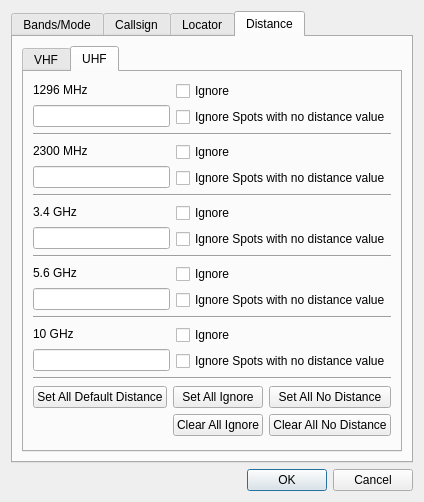
Old version of the form mqt/MqtLogger/clusterclientfilterdialog.ui in the repository Rsclub22/Minos2-Mirror.
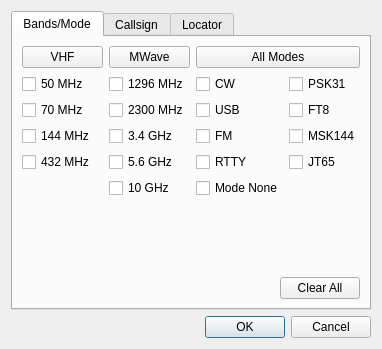
New version of the form.

Commit message: revert a change to prevent logger crashing when allowhf=1

```diff
--- a/mqt/MqtLogger/clusterclientfilterdialog.ui
+++ b/mqt/MqtLogger/clusterclientfilterdialog.ui
@@ -6,18 +6,18 @@
    <rect>
     <x>0</x>
     <y>0</y>
-    <width>398</width>
-    <height>502</height>
+    <width>380</width>
+    <height>349</height>
    </rect>
   </property>
   <property name="windowTitle">
    <string/>
   </property>
-  <layout class="QVBoxLayout" name="verticalLayout_30">
+  <layout class="QVBoxLayout" name="verticalLayout_7">
    <item>
     <widget class="QTabWidget" name="ClusterClientFilterTab">
      <property name="currentIndex">
-      <number>3</number>
+      <number>0</number>
      </property>
      <widget class="QWidget" name="bandsFilter">
       <attribute name="title">
@@ -416,499 +416,6 @@
        </item>
       </layout>
      </widget>
-     <widget class="QWidget" name="distanceFilter">
-      <attribute name="title">
-       <string>Distance</string>
-      </attribute>
-      <layout class="QVBoxLayout" name="verticalLayout_29">
-       <item>
-        <widget class="QTabWidget" name="filterDistancesTab">
-         <property name="currentIndex">
-          <number>1</number>
-         </property>
-         <widget class="QWidget" name="VHF_DistanceTab">
-          <attribute name="title">
-           <string>VHF</string>
-          </attribute>
-          <layout class="QVBoxLayout" name="verticalLayout_26">
-           <item>
-            <layout class="QHBoxLayout" name="horizontalLayout_7">
-             <item>
-              <layout class="QVBoxLayout" name="verticalLayout_8">
-               <item>
-                <widget class="QLabel" name="bandLabel_50MHz">
-                 <property name="text">
-                  <string>50 MHz</string>
-                 </property>
-                </widget>
-               </item>
-               <item>
-                <widget class="QLineEdit" name="spotDistanceEdit_50MHz"/>
-               </item>
-              </layout>
-             </item>
-             <item>
-              <layout class="QVBoxLayout" name="verticalLayout_9">
-               <item>
-                <widget class="QCheckBox" name="distFilterIgnoreCheckBox_50MHz">
-                 <property name="text">
-                  <string>Ignore</string>
-                 </property>
-                </widget>
-               </item>
-               <item>
-                <widget class="QCheckBox" name="ignoreEmptyDistanceValuesChkBox_50MHz">
-                 <property name="text">
-                  <string>Ignore Spots with no distance value</string>
-                 </property>
-                </widget>
-               </item>
-              </layout>
-             </item>
-            </layout>
-           </item>
-           <item>
-            <widget class="Line" name="line">
-             <property name="orientation">
-              <enum>Qt::Horizontal</enum>
-             </property>
-            </widget>
-           </item>
-           <item>
-            <layout class="QHBoxLayout" name="horizontalLayout_8">
-             <item>
-              <layout class="QVBoxLayout" name="verticalLayout_10">
-               <item>
-                <widget class="QLabel" name="bandLabel__70MHz">
-                 <property name="text">
-                  <string>70 MHz</string>
-                 </property>
-                </widget>
-               </item>
-               <item>
-                <widget class="QLineEdit" name="spotDistanceEdit_70MHz"/>
-               </item>
-              </layout>
-             </item>
-             <item>
-              <layout class="QVBoxLayout" name="verticalLayout_11">
-               <item>
-                <widget class="QCheckBox" name="distFilterIgnoreCheckBox_70MHz">
-                 <property name="text">
-                  <string>Ignore</string>
-                 </property>
-                </widget>
-               </item>
-               <item>
-                <widget class="QCheckBox" name="ignoreEmptyDistanceValuesChkBox_70MHz">
-                 <property name="text">
-                  <string>Ignore Spots with no distance value</string>
-                 </property>
-                </widget>
-               </item>
-              </layout>
-             </item>
-            </layout>
-           </item>
-           <item>
-            <widget class="Line" name="line_2">
-             <property name="orientation">
-              <enum>Qt::Horizontal</enum>
-             </property>
-            </widget>
-           </item>
-           <item>
-            <layout class="QHBoxLayout" name="horizontalLayout_9">
-             <item>
-              <layout class="QVBoxLayout" name="verticalLayout_12">
-               <item>
-                <widget class="QLabel" name="bandLabel_144MHz">
-                 <property name="text">
-                  <string>144 MHz</string>
-                 </property>
-                </widget>
-               </item>
-               <item>
-                <widget class="QLineEdit" name="spotDistanceEdit_144MHz"/>
-               </item>
-              </layout>
-             </item>
-             <item>
-              <layout class="QVBoxLayout" name="verticalLayout_13">
-               <item>
-                <widget class="QCheckBox" name="distFilterIgnoreCheckBox_144MHz">
-                 <property name="text">
-                  <string>Ignore</string>
-                 </property>
-                </widget>
-               </item>
-               <item>
-                <widget class="QCheckBox" name="ignoreEmptyDistanceValuesChkBox_144MHz">
-                 <property name="text">
-                  <string>Ignore Spots with no distance value</string>
-                 </property>
-                </widget>
-               </item>
-              </layout>
-             </item>
-            </layout>
-           </item>
-           <item>
-            <widget class="Line" name="line_3">
-             <property name="orientation">
-              <enum>Qt::Horizontal</enum>
-             </property>
-            </widget>
-           </item>
-           <item>
-            <layout class="QHBoxLayout" name="horizontalLayout_10">
-             <item>
-              <layout class="QVBoxLayout" name="verticalLayout_14">
-               <item>
-                <widget class="QLabel" name="bandLabel_432MHz">
-                 <property name="text">
-                  <string>432 MHz</string>
-                 </property>
-                </widget>
-               </item>
-               <item>
-                <widget class="QLineEdit" name="spotDistanceEdit_432MHz"/>
-               </item>
-              </layout>
-             </item>
-             <item>
-              <layout class="QVBoxLayout" name="verticalLayout_15">
-               <item>
-                <widget class="QCheckBox" name="distFilterIgnoreCheckBox_432MHz">
-                 <property name="text">
-                  <string>Ignore</string>
-                 </property>
-                </widget>
-               </item>
-               <item>
-                <widget class="QCheckBox" name="ignoreEmptyDistanceValuesChkBox_432MHz">
-                 <property name="text">
-                  <string>Ignore Spots with no distance value</string>
-                 </property>
-                </widget>
-               </item>
-              </layout>
-             </item>
-            </layout>
-           </item>
-           <item>
-            <widget class="Line" name="line_4">
-             <property name="orientation">
-              <enum>Qt::Horizontal</enum>
-             </property>
-            </widget>
-           </item>
-           <item>
-            <layout class="QGridLayout" name="gridLayout_2">
-             <item row="0" column="0">
-              <widget class="QPushButton" name="vhfSetAlDefaultDistPb">
-               <property name="text">
-                <string>Set All Default Distance</string>
-               </property>
-              </widget>
-             </item>
-             <item row="1" column="2">
-              <widget class="QPushButton" name="vhfClearAllNoDistPb">
-               <property name="text">
-                <string>Clear All No Distance</string>
-               </property>
-              </widget>
-             </item>
-             <item row="1" column="1">
-              <widget class="QPushButton" name="vhfClearAllIgnorePb">
-               <property name="text">
-                <string>Clear All Ignore</string>
-               </property>
-              </widget>
-             </item>
-             <item row="0" column="2">
-              <widget class="QPushButton" name="vhfSetAllNoDistPb">
-               <property name="text">
-                <string>Set All No Distance</string>
-               </property>
-              </widget>
-             </item>
-             <item row="0" column="1">
-              <widget class="QPushButton" name="vhfSetAllIgnorePb">
-               <property name="text">
-                <string>Set All Ignore</string>
-               </property>
-              </widget>
-             </item>
-            </layout>
-           </item>
-          </layout>
-         </widget>
-         <widget class="QWidget" name="uhfDuistances">
-          <attribute name="title">
-           <string>UHF</string>
-          </attribute>
-          <layout class="QVBoxLayout" name="verticalLayout_7">
-           <item>
-            <layout class="QHBoxLayout" name="horizontalLayout_16">
-             <item>
-              <layout class="QVBoxLayout" name="verticalLayout_27">
-               <item>
-                <widget class="QLabel" name="bandLabel_1296MHz">
-                 <property name="text">
-                  <string>1296 MHz</string>
-                 </property>
-                </widget>
-               </item>
-               <item>
-                <widget class="QLineEdit" name="spotDistanceEdit_1296MHz_2"/>
-               </item>
-              </layout>
-             </item>
-             <item>
-              <layout class="QVBoxLayout" name="verticalLayout_28">
-               <item>
-                <widget class="QCheckBox" name="distFilterIgnoreCheckBox_1296MHz_2">
-                 <property name="text">
-                  <string>Ignore</string>
-                 </property>
-                </widget>
-               </item>
-               <item>
-                <widget class="QCheckBox" name="ignoreEmptyDistanceValuesChkBox_1296MHz_2">
-                 <property name="text">
-                  <string>Ignore Spots with no distance value</string>
-                 </property>
-                </widget>
-               </item>
-              </layout>
-             </item>
-            </layout>
-           </item>
-           <item>
-            <widget class="Line" name="line_5">
-             <property name="orientation">
-              <enum>Qt::Horizontal</enum>
-             </property>
-            </widget>
-           </item>
-           <item>
-            <layout class="QHBoxLayout" name="horizontalLayout_12">
-             <item>
-              <layout class="QVBoxLayout" name="verticalLayout_18">
-               <item>
-                <widget class="QLabel" name="bandLabel_2300MHz">
-                 <property name="text">
-                  <string>2300 MHz</string>
-                 </property>
-                </widget>
-               </item>
-               <item>
-                <widget class="QLineEdit" name="spotDistanceEdit_2300MHz"/>
-               </item>
-              </layout>
-             </item>
-             <item>
-              <layout class="QVBoxLayout" name="verticalLayout_19">
-               <item>
-                <widget class="QCheckBox" name="distFilterIgnoreCheckBox_2300MHz">
-                 <property name="text">
-                  <string>Ignore</string>
-                 </property>
-                </widget>
-               </item>
-               <item>
-                <widget class="QCheckBox" name="ignoreEmptyDistanceValuesChkBox_2300MHz">
-                 <property name="text">
-                  <string>Ignore Spots with no distance value</string>
-                 </property>
-                </widget>
-               </item>
-              </layout>
-             </item>
-            </layout>
-           </item>
-           <item>
-            <widget class="Line" name="line_6">
-             <property name="orientation">
-              <enum>Qt::Horizontal</enum>
-             </property>
-            </widget>
-           </item>
-           <item>
-            <layout class="QHBoxLayout" name="horizontalLayout_15">
-             <item>
-              <layout class="QVBoxLayout" name="verticalLayout_24">
-               <item>
-                <widget class="QLabel" name="bandLabel_3_4GHz">
-                 <property name="text">
-                  <string>3.4 GHz</string>
-                 </property>
-                </widget>
-               </item>
-               <item>
-                <widget class="QLineEdit" name="spotDistanceEdit_3_4GHz"/>
-               </item>
-              </layout>
-             </item>
-             <item>
-              <layout class="QVBoxLayout" name="verticalLayout_25">
-               <item>
-                <widget class="QCheckBox" name="distFilterIgnoreCheckBox_3_4GHz">
-                 <property name="text">
-                  <string>Ignore</string>
-                 </property>
-                </widget>
-               </item>
-               <item>
-                <widget class="QCheckBox" name="ignoreEmptyDistanceValuesChkBox_3_4GHz">
-                 <property name="text">
-                  <string>Ignore Spots with no distance value</string>
-                 </property>
-                </widget>
-               </item>
-              </layout>
-             </item>
-            </layout>
-           </item>
-           <item>
-            <widget class="Line" name="line_7">
-             <property name="orientation">
-              <enum>Qt::Horizontal</enum>
-             </property>
-            </widget>
-           </item>
-           <item>
-            <layout class="QHBoxLayout" name="horizontalLayout_13">
-             <item>
-              <layout class="QVBoxLayout" name="verticalLayout_20">
-               <item>
-                <widget class="QLabel" name="bandLabel_5_6GHz">
-                 <property name="text">
-                  <string>5.6 GHz</string>
-                 </property>
-                </widget>
-               </item>
-               <item>
-                <widget class="QLineEdit" name="spotDistanceEdit_5_6GHz"/>
-               </item>
-              </layout>
-             </item>
-             <item>
-              <layout class="QVBoxLayout" name="verticalLayout_21">
-               <item>
-                <widget class="QCheckBox" name="distFilterIgnoreCheckBox_5_6GHz">
-                 <property name="text">
-                  <string>Ignore</string>
-                 </property>
-                </widget>
-               </item>
-               <item>
-                <widget class="QCheckBox" name="ignoreEmptyDistanceValuesChkBox_5_6GHz">
-                 <property name="text">
-                  <string>Ignore Spots with no distance value</string>
-                 </property>
-                </widget>
-               </item>
-              </layout>
-             </item>
-            </layout>
-           </item>
-           <item>
-            <widget class="Line" name="line_8">
-             <property name="orientation">
-              <enum>Qt::Horizontal</enum>
-             </property>
-            </widget>
-           </item>
-           <item>
-            <layout class="QHBoxLayout" name="horizontalLayout_14">
-             <item>
-              <layout class="QVBoxLayout" name="verticalLayout_22">
-               <item>
-                <widget class="QLabel" name="bandLabel_10GHz">
-                 <property name="text">
-                  <string>10 GHz</string>
-                 </property>
-                </widget>
-               </item>
-               <item>
-                <widget class="QLineEdit" name="spotDistanceEdit_10GHz"/>
-               </item>
-              </layout>
-             </item>
-             <item>
-              <layout class="QVBoxLayout" name="verticalLayout_23">
-               <item>
-                <widget class="QCheckBox" name="distFilterIgnoreCheckBox_10GHz">
-                 <property name="text">
-                  <string>Ignore</string>
-                 </property>
-                </widget>
-               </item>
-               <item>
-                <widget class="QCheckBox" name="ignoreEmptyDistanceValuesChkBox_10GHz">
-                 <property name="text">
-                  <string>Ignore Spots with no distance value</string>
-                 </property>
-                </widget>
-               </item>
-              </layout>
-             </item>
-            </layout>
-           </item>
-           <item>
-            <widget class="Line" name="line_11">
-             <property name="orientation">
-              <enum>Qt::Horizontal</enum>
-             </property>
-            </widget>
-           </item>
-           <item>
-            <layout class="QGridLayout" name="gridLayout_3">
-             <item row="1" column="1">
-              <widget class="QPushButton" name="uhfClearAllIgnorePb">
-               <property name="text">
-                <string>Clear All Ignore</string>
-               </property>
-              </widget>
-             </item>
-             <item row="0" column="1">
-              <widget class="QPushButton" name="uhfSetAllIgnorePb">
-               <property name="text">
-                <string>Set All Ignore</string>
-               </property>
-              </widget>
-             </item>
-             <item row="0" column="0">
-              <widget class="QPushButton" name="uhfSetAlDefaultDistPb">
-               <property name="text">
-                <string>Set All Default Distance</string>
-               </property>
-              </widget>
-             </item>
-             <item row="0" column="2">
-              <widget class="QPushButton" name="uhfSetAllNoDistPb">
-               <property name="text">
-                <string>Set All No Distance</string>
-               </property>
-              </widget>
-             </item>
-             <item row="1" column="2">
-              <widget class="QPushButton" name="uhfClearAllNoDistPb">
-               <property name="text">
-                <string>Clear All No Distance</string>
-               </property>
-              </widget>
-             </item>
-            </layout>
-           </item>
-          </layout>
-         </widget>
-        </widget>
-       </item>
-      </layout>
-     </widget>
     </widget>
    </item>
    <item>
```
The commit also changes 2 other files.
